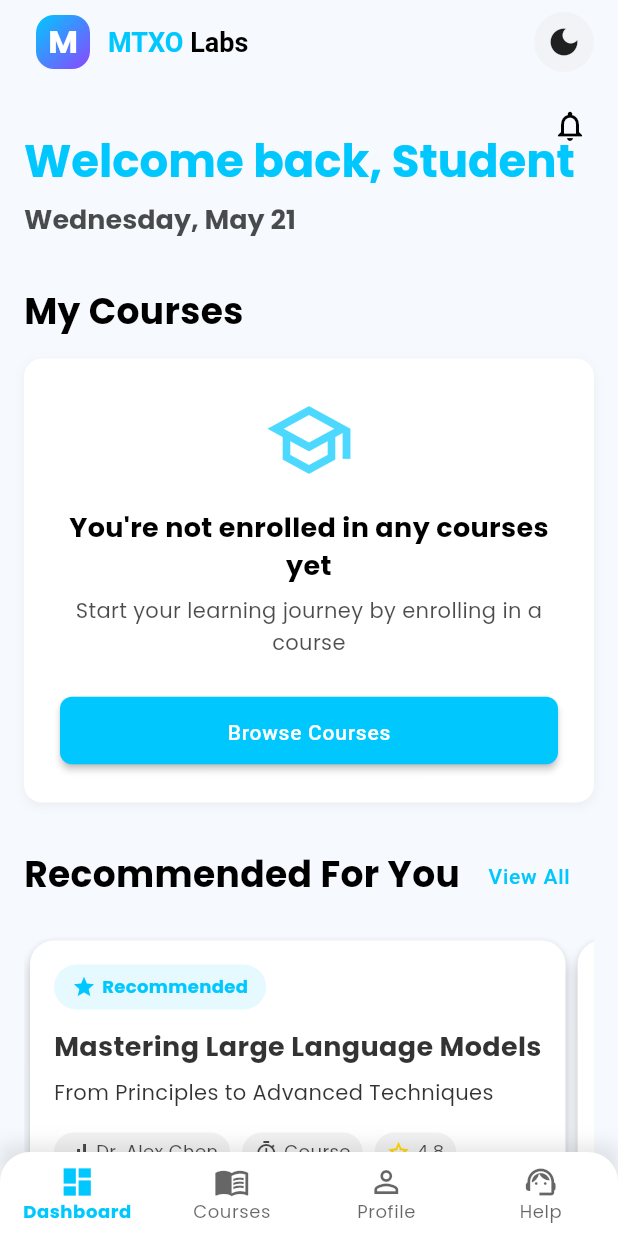
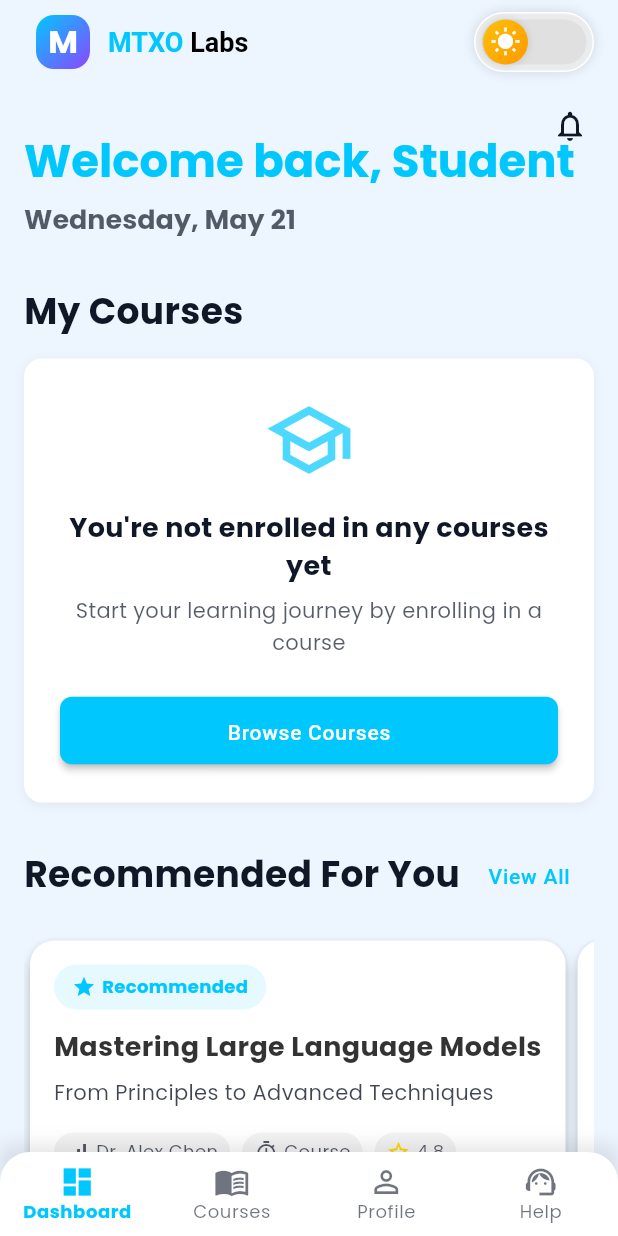
Before and after one commit to its-animay/alpha_flutter_mtxo, a Flutter app: the DashboardScreen screen opened by its route, on a phone screen of 412 x 824 dp. Run offline on Flutter 3.47's test engine with Material 3 defaults, Android fonts, the phone set to English and light mode, and no system bars; our stand-ins replace cached_network_image, dio, flutter_markdown, flutter_secure_storage, go_router, google_fonts and 2 more; accounts and stored records are empty; network calls fail; project files that could hold a hidden picture were left out.

Commit message:
Enhance theme toggle and enable bypass login for internal testing
Implements a floating theme toggle and a bypass login using "test" credentials in AuthService, improving the light theme and UI.

Replit-Commit-Author: Agent
Replit-Commit-Session-Id: 9b296ed1-993c-4d6f-82ec-2836c19786d3
Replit-Commit-Screenshot-Url: https://storage.googleapis.com/screenshot-production-us-central1/a11ac168-96b9-4d0d-9165-d36065472a36/1b460b2a-2439-4894-bc59-ff4f8dfabb9a.jpg

```diff
--- /dev/null
+++ b/flutter_app/lib/widgets/floating_theme_toggle.dart
@@ -0,0 +1,109 @@
+import 'package:flutter/material.dart';
+import 'package:provider/provider.dart';
+import '../services/theme_service.dart';
+import '../theme/app_theme.dart';
+
+/// A fancy floating theme toggle button that's more prominent
+class FloatingThemeToggle extends StatelessWidget {
+  const FloatingThemeToggle({super.key});
+
+  @override
+  Widget build(BuildContext context) {
+    final themeService = Provider.of<ThemeService>(context);
+    final isDark = themeService.isDarkMode;
+    final theme = Theme.of(context);
+
+    return GestureDetector(
+      onTap: () {
+        themeService.toggleTheme();
+        // Show a snackbar to indicate theme change
+        ScaffoldMessenger.of(context).showSnackBar(
+          SnackBar(
+            content: Text(
+              isDark ? 'Light theme activated' : 'Dark theme activated',
+              style: const TextStyle(color: Colors.white),
+            ),
+            backgroundColor: theme.colorScheme.secondary.withOpacity(0.8),
+            duration: const Duration(seconds: 1),
+            behavior: SnackBarBehavior.floating,
+          ),
+        );
+      },
+      child: Container(
+        width: 80,
+        height: 40,
+        decoration: BoxDecoration(
+          borderRadius: BorderRadius.circular(24),
+          color: theme.brightness == Brightness.dark
+              ? Colors.grey[800]?.withOpacity(0.5)
+              : Colors.grey[200]?.withOpacity(0.8),
+          boxShadow: [
+            BoxShadow(
+              color: Colors.black.withOpacity(0.1),
+              blurRadius: 5,
+              spreadRadius: 1,
+            ),
+          ],
+          border: Border.all(
+            color: theme.brightness == Brightness.dark
+                ? Colors.grey[700]!
+                : Colors.white,
+            width: 1,
+          ),
+        ),
+        child: Stack(
+          children: [
+            // Track
+            Container(
+              margin: const EdgeInsets.all(4),
+              decoration: BoxDecoration(
+                borderRadius: BorderRadius.circular(20),
+                color: theme.brightness == Brightness.dark
+                    ? theme.colorScheme.surface
+                    : Colors.grey[300],
+              ),
+            ),
+
+            // Sliding thumb with icon
+            AnimatedPositioned(
+              duration: const Duration(milliseconds: 250),
+              curve: Curves.easeInOut,
+              left: isDark ? 40 : 0,
+              top: 0,
+              bottom: 0,
+              width: 40,
+              child: Container(
+                margin: const EdgeInsets.all(4),
+                decoration: BoxDecoration(
+                  shape: BoxShape.circle,
+                  gradient: LinearGradient(
+                    begin: Alignment.topLeft,
+                    end: Alignment.bottomRight,
+                    colors: [
+                      isDark ? const Color(0xFF8C46FF) : const Color(0xFFFFC107),
+                      isDark ? const Color(0xFF6A35C2) : const Color(0xFFFF9800),
+                    ],
+                  ),
+                  boxShadow: [
+                    BoxShadow(
+                      color: isDark ? Colors.black26 : Colors.black12,
+                      blurRadius: 4,
+                      spreadRadius: 0,
+                    ),
+                  ],
+                ),
+                child: Center(
+                  child: Icon(
+                    isDark ? Icons.nightlight_round : Icons.wb_sunny,
+                    color: Colors.white,
+                    size: 20,
+                  ),
+                ),
+              ),
+            ),
+          ],
+        ),
+      ),
+    );
+  }
+}
--- a/flutter_app/lib/widgets/main_layout.dart
+++ b/flutter_app/lib/widgets/main_layout.dart
@@ -3,6 +3,7 @@ import 'package:go_router/go_router.dart';
 import '../theme/app_theme.dart';
 import 'mtxo_logo.dart';
 import 'theme_toggle_button.dart';
+import 'floating_theme_toggle.dart';
 
 class MainLayout extends StatefulWidget {
   final Widget child;
@@ -94,7 +95,7 @@ class _MainLayoutState extends State<MainLayout> {
         actions: [
           Padding(
             padding: const EdgeInsets.only(right: 16.0),
-            child: _buildThemeToggle(),
+            child: _buildFloatingThemeToggle(), // Using our new fancy toggle
           ),
         ],
       ),
@@ -164,12 +165,14 @@ class _MainLayoutState extends State<MainLayout> {
     );
   }
 
-  // Build the theme toggle widget
+  // Build the regular theme toggle widget
   Widget _buildThemeToggle() {
-    // Import the ThemeToggleButton at the top of the file
-    // Adding the import here in the comment as a reminder:
-    // import '../widgets/theme_toggle_button.dart';
     return const ThemeToggleButton();
+  }
+
+  // Build the fancy floating theme toggle
+  Widget _buildFloatingThemeToggle() {
+    return const FloatingThemeToggle();
   }
 }
 
```
Also changed, not shown: flutter_app/lib/services/auth_service.dart (+47 -1 lines), flutter_app/lib/theme/app_theme.dart (+9 -9 lines).
